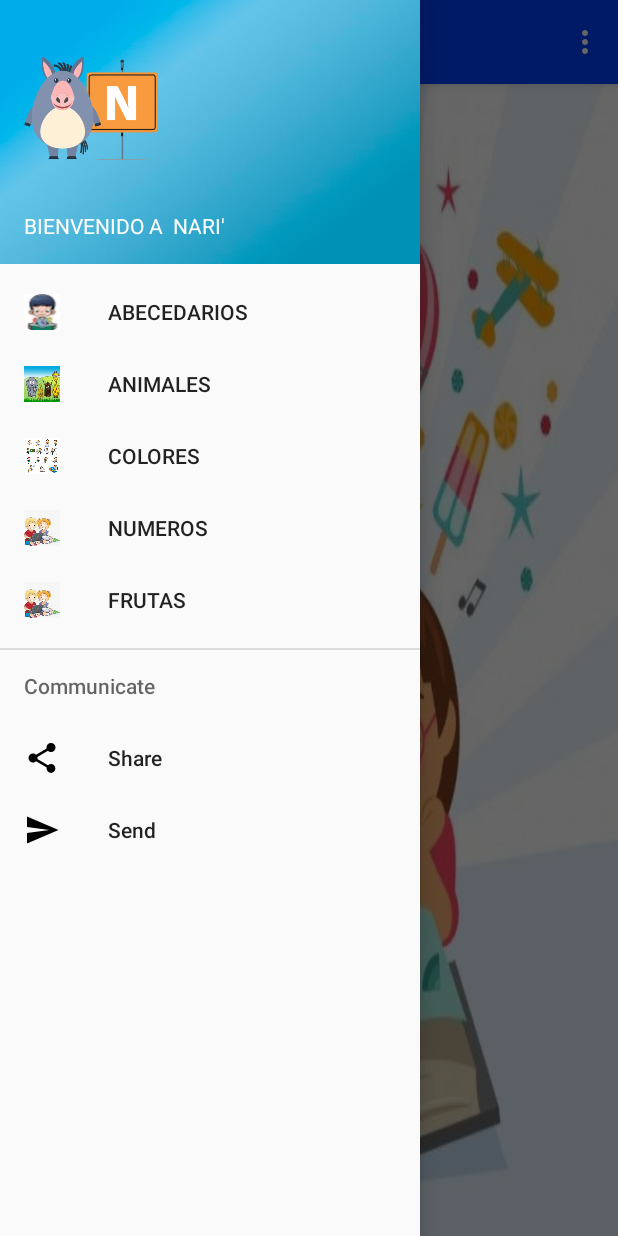
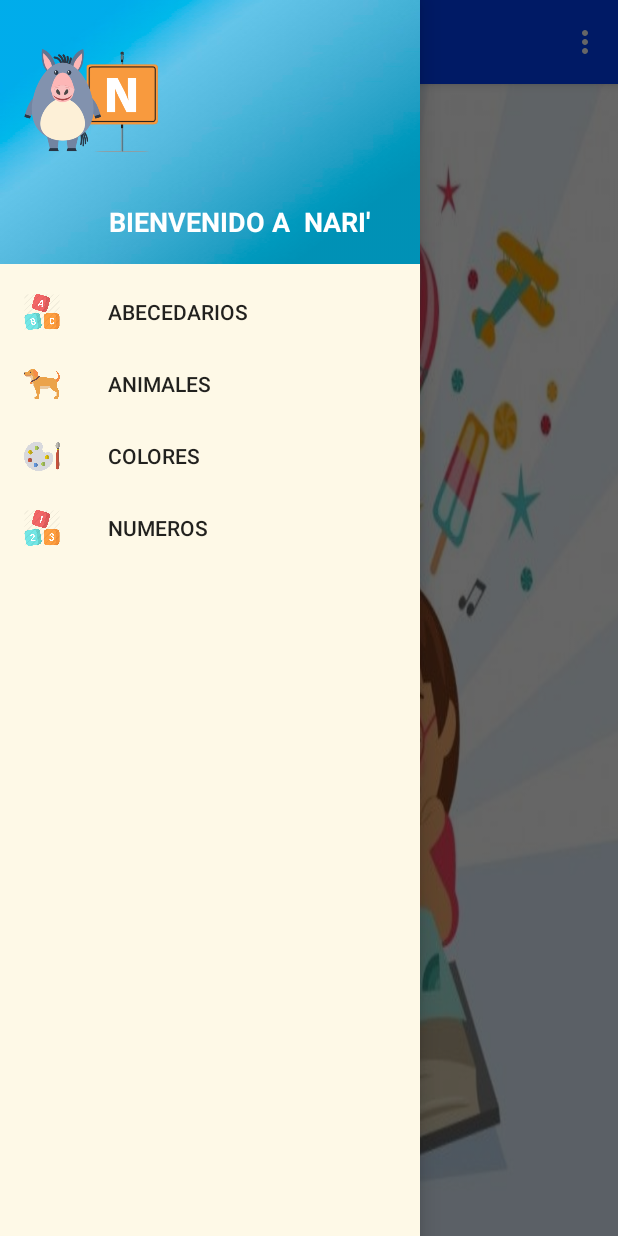
Before and after one commit to constantinops/Desarrolloappnari, an Android app: the Inicio screen opened directly, with no data from a screen before it, with the side drawer open, on a phone screen of 412 x 824 dp. Run offline under Robolectric (Android 15) with nearby library versions, the phone set to English and light mode, and no system bars.

Commit message:
se modifico la pantalla de inicio
se puso una opcion mas y se puso sus iconos  y se cambio de color

```diff
--- a/app/src/main/java/com/example/omar/nari/Animalitos/CaballoFragment.java
+++ b/app/src/main/java/com/example/omar/nari/Animalitos/CaballoFragment.java
@@ -71,7 +71,7 @@ public class CaballoFragment extends Fragment {
 
         mp =MediaPlayer.create(getContext(),R.raw.caballos);
         mp.start();
-        letras.setText("hola");
+        letras.setText("Guaiu");
 
        //Toast.makeText(getContext(),"hola",Toast.LENGTH_LONG).show();
 
--- a/app/src/main/java/com/example/omar/nari/Inicio.java
+++ b/app/src/main/java/com/example/omar/nari/Inicio.java
@@ -112,7 +112,7 @@ public class Inicio extends AppCompatActivity
             Intent x=new Intent(getApplicationContext(),NumeroActivity.class);
             startActivity(x);
 
-        }else if(id==R.id.nav_frutas){
+        }/*else if(id==R.id.nav_frutas){
             Intent x=new Intent(getApplicationContext(),FrutasActivity.class);
             startActivity(x);
 
--- a/app/src/main/res/layout/activity_inicio.xml
+++ b/app/src/main/res/layout/activity_inicio.xml
@@ -20,6 +20,7 @@
         android:layout_width="wrap_content"
         android:layout_height="match_parent"
         android:layout_gravity="start"
+        android:background="#FEF9E7  "
         android:fitsSystemWindows="true"
         app:headerLayout="@layout/nav_header_inicio"
         app:menu="@menu/activity_inicio_drawer"
--- a/app/src/main/res/layout/nav_header_inicio.xml
+++ b/app/src/main/res/layout/nav_header_inicio.xml
@@ -12,6 +12,7 @@
     android:paddingTop="@dimen/activity_vertical_margin"
     android:theme="@style/ThemeOverlay.AppCompat.Dark"
     app:srcCompat="@drawable/fondo"
+
     >
 
     <ImageView
@@ -38,6 +39,10 @@
         android:layout_height="wrap_content"
         android:backgroundTint="@android:color/black"
         android:text="BIENVENIDO A  NARI'"
-        android:textAppearance="@style/TextAppearance.AppCompat.Body1" />
+        android:textAlignment="center"
+        android:textAppearance="@style/TextAppearance.AppCompat.Body1"
+        android:textColor="@android:color/background_light"
+        android:textSize="18sp"
+        android:textStyle="bold" />
 
 </LinearLayout>
--- a/app/src/main/res/menu/activity_inicio_drawer.xml
+++ b/app/src/main/res/menu/activity_inicio_drawer.xml
@@ -1,49 +1,52 @@
 <?xml version="1.0" encoding="utf-8"?>
 <menu xmlns:android="http://schemas.android.com/apk/res/android"
     xmlns:tools="http://schemas.android.com/tools"
-    tools:showIn="navigation_view">
+    tools:showIn="navigation_view"
+
+    >
 
     <group android:checkableBehavior="single">
         <item
             android:id="@+id/nav_camera"
-            android:icon="@drawable/abc"
+            android:icon="@drawable/abcd"
             android:title="ABECEDARIOS"
 
             />
         <item
             android:id="@+id/nav_gallery"
-            android:icon="@drawable/animales"
+            android:icon="@drawable/animal"
             android:title="ANIMALES"
 
 
             />
         <item
             android:id="@+id/nav_slideshow"
-            android:icon="@drawable/actividades"
+            android:icon="@drawable/color"
             android:title="COLORES"
 
             />
         <item
 
             android:id="@+id/nav_manage"
-            android:icon="@drawable/inicio"
+            android:icon="@drawable/numero"
             android:title="NUMEROS"
             android:textColor="@android:color/black"
 
 
             />
-        <item
+       <!-- <item
 
             android:id="@+id/nav_frutas"
             android:icon="@drawable/inicio"
             android:title="FRUTAS"
 
             />
+            -->
 
 
 
     </group>
-
+<!--
     <item android:title="Communicate">
         <menu>
             <item
@@ -55,6 +58,6 @@
                 android:icon="@drawable/ic_menu_send"
                 android:title="Send" />
         </menu>
-    </item>
+    </item> -->
 
 </menu>
```
Also changed, not shown: app/src/main/res/drawable/abc.jpg (deleted), app/src/main/res/drawable/abcd.png (added), app/src/main/res/drawable/animal.png (added), app/src/main/res/drawable/color.png (added), app/src/main/res/drawable/numero.png (added).
